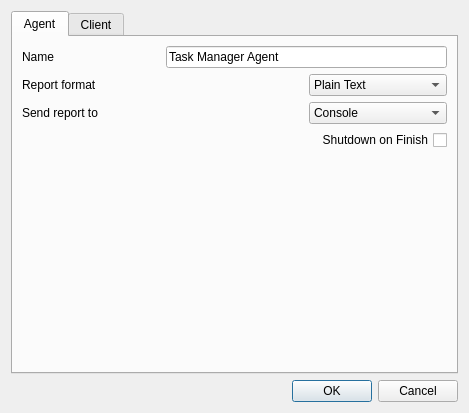
MickaelOnTheWave/GuimicK, file ConfigurationEditingTool/src/settingsdialog.ui: the form before one commit.
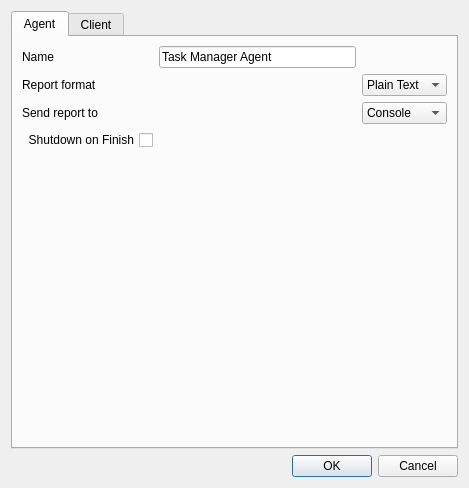
The form after the commit. Custom widgets are drawn as their Qt base class.

Patch:
```diff
--- a/ConfigurationEditingTool/src/settingsdialog.ui
+++ b/ConfigurationEditingTool/src/settingsdialog.ui
@@ -7,7 +7,7 @@
     <x>0</x>
     <y>0</y>
     <width>469</width>
-    <height>413</height>
+    <height>488</height>
    </rect>
   </property>
   <property name="windowTitle">
@@ -24,21 +24,81 @@
        <string>Agent</string>
       </attribute>
       <layout class="QGridLayout" name="gridLayout_2">
-       <item row="1" column="0" colspan="2">
+       <item row="0" column="0">
+        <widget class="QLabel" name="label">
+         <property name="text">
+          <string>Name</string>
+         </property>
+        </widget>
+       </item>
+       <item row="0" column="2">
+        <widget class="QLineEdit" name="agentNameEdit">
+         <property name="text">
+          <string>Task Manager Agent</string>
+         </property>
+        </widget>
+       </item>
+       <item row="1" column="0">
         <widget class="QLabel" name="label_8">
          <property name="text">
           <string>Report format</string>
          </property>
         </widget>
        </item>
-       <item row="2" column="0" colspan="2">
+       <item row="1" column="3">
+        <widget class="QComboBox" name="reportFormatBox">
+         <item>
+          <property name="text">
+           <string>Plain Text</string>
+          </property>
+         </item>
+         <item>
+          <property name="text">
+           <string>HTML</string>
+          </property>
+         </item>
+        </widget>
+       </item>
+       <item row="2" column="0">
         <widget class="QLabel" name="label_9">
          <property name="text">
           <string>Send report to</string>
          </property>
         </widget>
        </item>
-       <item row="7" column="0" colspan="3">
+       <item row="2" column="3">
+        <widget class="QComboBox" name="reportDispatchBox">
+         <item>
+          <property name="text">
+           <string>Console</string>
+          </property>
+         </item>
+         <item>
+          <property name="text">
+           <string>Email</string>
+          </property>
+         </item>
+         <item>
+          <property name="text">
+           <string>Local files</string>
+          </property>
+         </item>
+        </widget>
+       </item>
+       <item row="3" column="0" colspan="2">
+        <widget class="QCheckBox" name="shutdownCheckBox">
+         <property name="layoutDirection">
+          <enum>Qt::RightToLeft</enum>
+         </property>
+         <property name="text">
+          <string>Shutdown on Finish</string>
+         </property>
+        </widget>
+       </item>
+       <item row="4" column="2">
+        <widget class="PathSelectionControl" name="cssWidget" native="true"/>
+       </item>
+       <item row="5" column="0" colspan="4">
         <widget class="QStackedWidget" name="dispatcherWidget">
          <property name="currentIndex">
           <number>0</number>
@@ -153,65 +213,8 @@
          </widget>
         </widget>
        </item>
-       <item row="0" column="1" colspan="2">
-        <widget class="QLineEdit" name="agentNameEdit">
-         <property name="text">
-          <string>Task Manager Agent</string>
-         </property>
-        </widget>
-       </item>
-       <item row="1" column="2">
-        <widget class="QComboBox" name="reportFormatBox">
-         <item>
-          <property name="text">
-           <string>Plain Text</string>
-          </property>
-         </item>
-         <item>
-          <property name="text">
-           <string>HTML</string>
-          </property>
-         </item>
-        </widget>
-       </item>
-       <item row="2" column="2">
-        <widget class="QComboBox" name="reportDispatchBox">
-         <item>
-          <property name="text">
-           <string>Console</string>
-          </property>
-         </item>
-         <item>
-          <property name="text">
-           <string>Email</string>
-          </property>
-         </item>
-         <item>
-          <property name="text">
-           <string>Local files</string>
-          </property>
-         </item>
-        </widget>
-       </item>
-       <item row="3" column="0" colspan="3">
-        <widget class="QCheckBox" name="shutdownCheckBox">
-         <property name="layoutDirection">
-          <enum>Qt::RightToLeft</enum>
-         </property>
-         <property name="text">
-          <string>Shutdown on Finish</string>
-         </property>
-        </widget>
-       </item>
-       <item row="0" column="0">
-        <widget class="QLabel" name="label">
-         <property name="text">
-          <string>Name</string>
-         </property>
-        </widget>
-       </item>
-       <item row="4" column="1">
-        <widget class="PathSelectionControl" name="cssWidget" native="true"/>
+       <item row="6" column="1" colspan="2">
+        <widget class="PathSelectionControl" name="sevenZipWidget" native="true"/>
        </item>
       </layout>
      </widget>
```
